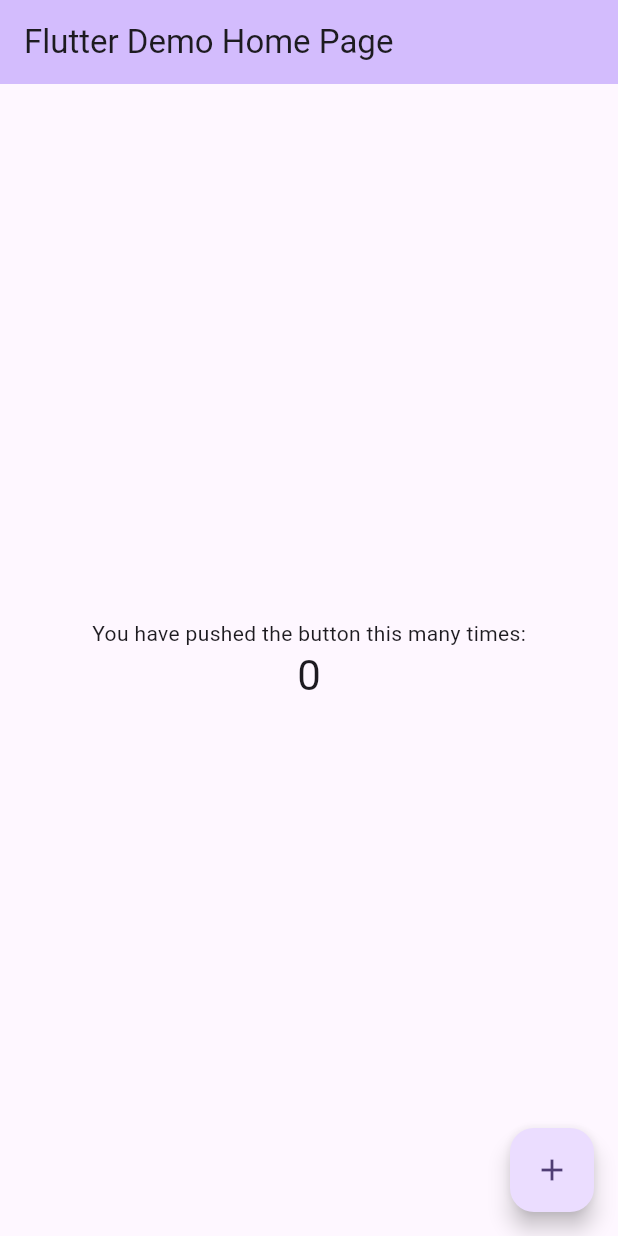
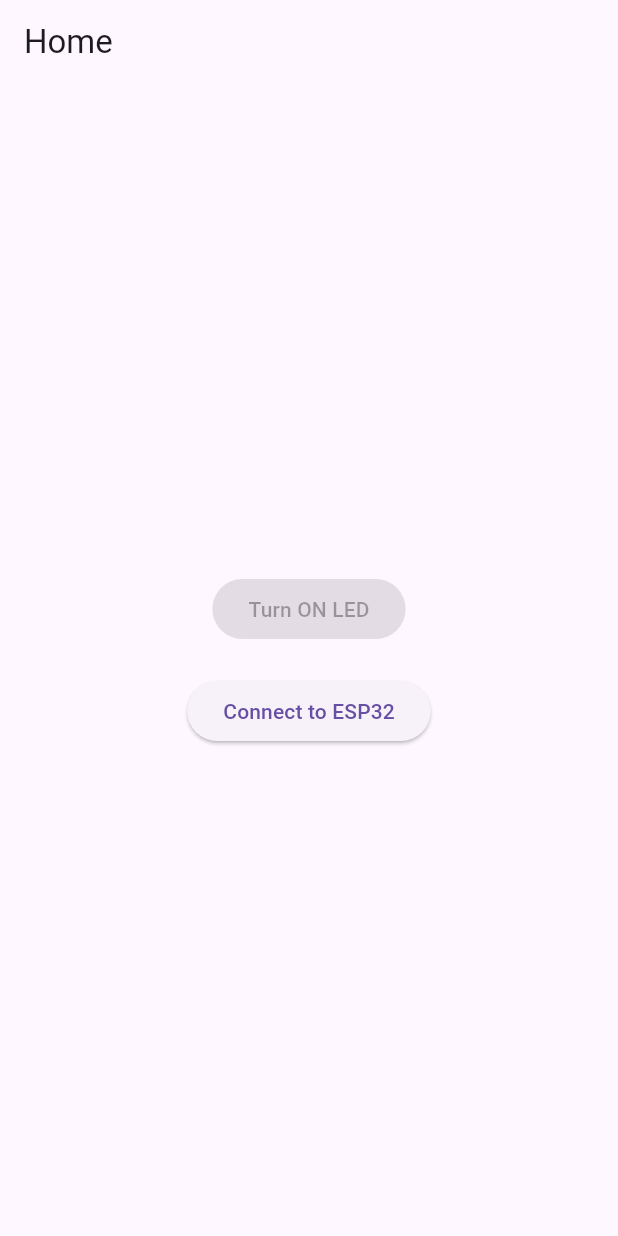
Before and after one commit to mranandrm/flutter_esp_32, a Flutter app: the screen it shows after launch, on a phone screen of 412 x 824 dp. Run offline on Flutter 3.47's test engine with Material 3 defaults, Android fonts, the phone set to English and light mode, and no system bars; our stand-ins replace flutter_bluetooth_serial, permission_handler.

Commit message:
HomeScreen

```diff
--- a/lib/main.dart
+++ b/lib/main.dart
@@ -1,4 +1,5 @@
 import 'package:flutter/material.dart';
+import 'package:flutter_esp_32/screens/HomeScreen.dart';
 
 void main() {
   runApp(const MyApp());
@@ -11,112 +12,8 @@ class MyApp extends StatelessWidget {
   @override
   Widget build(BuildContext context) {
     return MaterialApp(
-      title: 'Flutter Demo',
-      theme: ThemeData(
-        // This is the theme of your application.
-        //
-        // TRY THIS: Try running your application with "flutter run". You'll see
-        // the application has a purple toolbar. Then, without quitting the app,
-        // try changing the seedColor in the colorScheme below to Colors.green
-        // and then invoke "hot reload" (save your changes or press the "hot
-        // reload" button in a Flutter-supported IDE, or press "r" if you used
-        // the command line to start the app).
-        //
-        // Notice that the counter didn't reset back to zero; the application
-        // state is not lost during the reload. To reset the state, use hot
-        // restart instead.
-        //
-        // This works for code too, not just values: Most code changes can be
-        // tested with just a hot reload.
-        colorScheme: ColorScheme.fromSeed(seedColor: Colors.deepPurple),
-      ),
-      home: const MyHomePage(title: 'Flutter Demo Home Page'),
+      debugShowCheckedModeBanner: false,
+      home: HomeScreen(title: 'Home'),
     );
   }
 }
-
-class MyHomePage extends StatefulWidget {
-  const MyHomePage({super.key, required this.title});
-
-  // This widget is the home page of your application. It is stateful, meaning
-  // that it has a State object (defined below) that contains fields that affect
-  // how it looks.
-
-  // This class is the configuration for the state. It holds the values (in this
-  // case the title) provided by the parent (in this case the App widget) and
-  // used by the build method of the State. Fields in a Widget subclass are
-  // always marked "final".
-
-  final String title;
-
-  @override
-  State<MyHomePage> createState() => _MyHomePageState();
-}
-
-class _MyHomePageState extends State<MyHomePage> {
-  int _counter = 0;
-
-  void _incrementCounter() {
-    setState(() {
-      // This call to setState tells the Flutter framework that something has
-      // changed in this State, which causes it to rerun the build method below
-      // so that the display can reflect the updated values. If we changed
-      // _counter without calling setState(), then the build method would not be
-      // called again, and so nothing would appear to happen.
-      _counter++;
-    });
-  }
-
-  @override
-  Widget build(BuildContext context) {
-    // This method is rerun every time setState is called, for instance as done
-    // by the _incrementCounter method above.
-    //
-    // The Flutter framework has been optimized to make rerunning build methods
-    // fast, so that you can just rebuild anything that needs updating rather
-    // than having to individually change instances of widgets.
-    return Scaffold(
-      appBar: AppBar(
-        // TRY THIS: Try changing the color here to a specific color (to
-        // Colors.amber, perhaps?) and trigger a hot reload to see the AppBar
-        // change color while the other colors stay the same.
-        backgroundColor: Theme.of(context).colorScheme.inversePrimary,
-        // Here we take the value from the MyHomePage object that was created by
-        // the App.build method, and use it to set our appbar title.
-        title: Text(widget.title),
-      ),
-      body: Center(
-        // Center is a layout widget. It takes a single child and positions it
-        // in the middle of the parent.
-        child: Column(
-          // Column is also a layout widget. It takes a list of children and
-          // arranges them vertically. By default, it sizes itself to fit its
-          // children horizontally, and tries to be as tall as its parent.
-          //
-          // Column has various properties to control how it sizes itself and
-          // how it positions its children. Here we use mainAxisAlignment to
-          // center the children vertically; the main axis here is the vertical
-          // axis because Columns are vertical (the cross axis would be
-          // horizontal).
-          //
-          // TRY THIS: Invoke "debug painting" (choose the "Toggle Debug Paint"
-          // action in the IDE, or press "p" in the console), to see the
-          // wireframe for each widget.
-          mainAxisAlignment: MainAxisAlignment.center,
-          children: <Widget>[
-            const Text('You have pushed the button this many times:'),
-            Text(
-              '$_counter',
-              style: Theme.of(context).textTheme.headlineMedium,
-            ),
-          ],
-        ),
-      ),
-      floatingActionButton: FloatingActionButton(
-        onPressed: _incrementCounter,
-        tooltip: 'Increment',
-        child: const Icon(Icons.add),
-      ), // This trailing comma makes auto-formatting nicer for build methods.
-    );
-  }
-}
--- /dev/null
+++ b/lib/screens/HomeScreen.dart
@@ -0,0 +1,142 @@
+import 'package:flutter/material.dart';
+import 'package:flutter_bluetooth_serial/flutter_bluetooth_serial.dart';
+import 'package:permission_handler/permission_handler.dart';
+import 'dart:typed_data';
+
+class HomeScreen extends StatefulWidget {
+  final String title;
+  const HomeScreen({super.key, required this.title});
+
+  @override
+  State<HomeScreen> createState() => _HomeScreenState();
+}
+
+class _HomeScreenState extends State<HomeScreen> {
+  BluetoothConnection? connection;
+  bool isConnected = false;
+  bool ledOn = false;
+
+
+  @override
+  void initState() {
+    //
+    super.initState();
+    requestPermissions();
+
+  }
+
+
+
+  Future<void> requestPermissions() async{
+
+    Map<Permission, PermissionStatus> statuses = await [
+      Permission.bluetoothConnect,
+      Permission.bluetoothScan,
+      Permission.location, // Required for Android < 12
+    ].request();
+    if (statuses.values.any((status) => status.isDenied || status.isPermanentlyDenied)) {
+      ScaffoldMessenger.of(context).showSnackBar(
+        SnackBar(content: Text("Bluetooth permissions are required.")),
+      );
+    }
+  }
+
+  Future<void> connectToDevice() async {
+    BluetoothDevice? device;
+
+    final BluetoothDevice? selectedDevice = await Navigator.of(context).push(
+      MaterialPageRoute(
+        builder: (context) => SelectBondedDevicePAge(checkAvailability: false),
+      ),
+    );
+
+    if (selectedDevice != null) {
+      device = selectedDevice;
+      BluetoothConnection.toAddress(device.address).then((_connection) {
+        print('Connected to the device');
+        connection = _connection;
+        setState(() => isConnected = true);
+        connection!.input!.listen((data) {
+          print('Data from ESP32: ${String.fromCharCodes(data)}');
+        });
+      }).catchError((error) {
+        print('Cannot connect: $error');
+      });
+    }
+
+  }
+
+  void toggleLed() {
+    if (connection != null && connection!.isConnected) {
+      connection!.output.add(
+        Uint8List.fromList([
+          ledOn ? '0'.codeUnitAt(0) : '1'.codeUnitAt(0),
+        ]),
+      );
+      setState(() => ledOn = !ledOn);
+    }
+  }
+
+  @override
+  void dispose() {
+    connection?.dispose();
+    super.dispose();
+  }
+
+
+
+  @override
+  Widget build(BuildContext context) {
+    return Scaffold(
+
+      appBar: AppBar(
+        title:  Text(widget.title),
+      ),
+      body: Center(
+        child: Column(
+          mainAxisAlignment: MainAxisAlignment.center,
+          children: [
+            ElevatedButton(
+                onPressed: isConnected ? toggleLed : null,
+                child: Text(ledOn ? 'Turn OFF LED' : 'Turn ON LED'),
+            ),
+            SizedBox(height: 20,),
+
+            ElevatedButton(
+                onPressed: connectToDevice,
+                child: Text("Connect to ESP32")
+            ),
+          ],
+        ),
+      ),
+    );
+  }
+}
+class SelectBondedDevicePAge extends StatelessWidget{
+
+  final bool checkAvailability;
+  const SelectBondedDevicePAge({required this.checkAvailability});
+
+  @override
+  Widget build(BuildContext context) {
+    return FutureBuilder<List<BluetoothDevice>>(
+      future: FlutterBluetoothSerial.instance.getBondedDevices(),
+      builder: (context, snapshot) {
+        if (!snapshot.hasData) return Center(child: CircularProgressIndicator());
+        final devices = snapshot.data!;
+        return Scaffold(
+          appBar: AppBar(title: Text("Select Device")),
+          body: ListView(
+            children: devices
+                .map((device) => ListTile(
+              title: Text(device.name ?? ""),
+              subtitle: Text(device.address),
+              onTap: () => Navigator.of(context).pop(device),
+            ))
+                .toList(),
+          ),
+        );
+      },
+    );
+  }
+}
--- a/pubspec.yaml
+++ b/pubspec.yaml
@@ -34,6 +34,8 @@ dependencies:
   # The following adds the Cupertino Icons font to your application.
   # Use with the CupertinoIcons class for iOS style icons.
   cupertino_icons: ^1.0.8
+  permission_handler: ^12.0.1
+  flutter_bluetooth_serial: ^0.4.0
 
 dev_dependencies:
   flutter_test:
```
Also changed, not shown: pubspec.lock, 3 other files.
